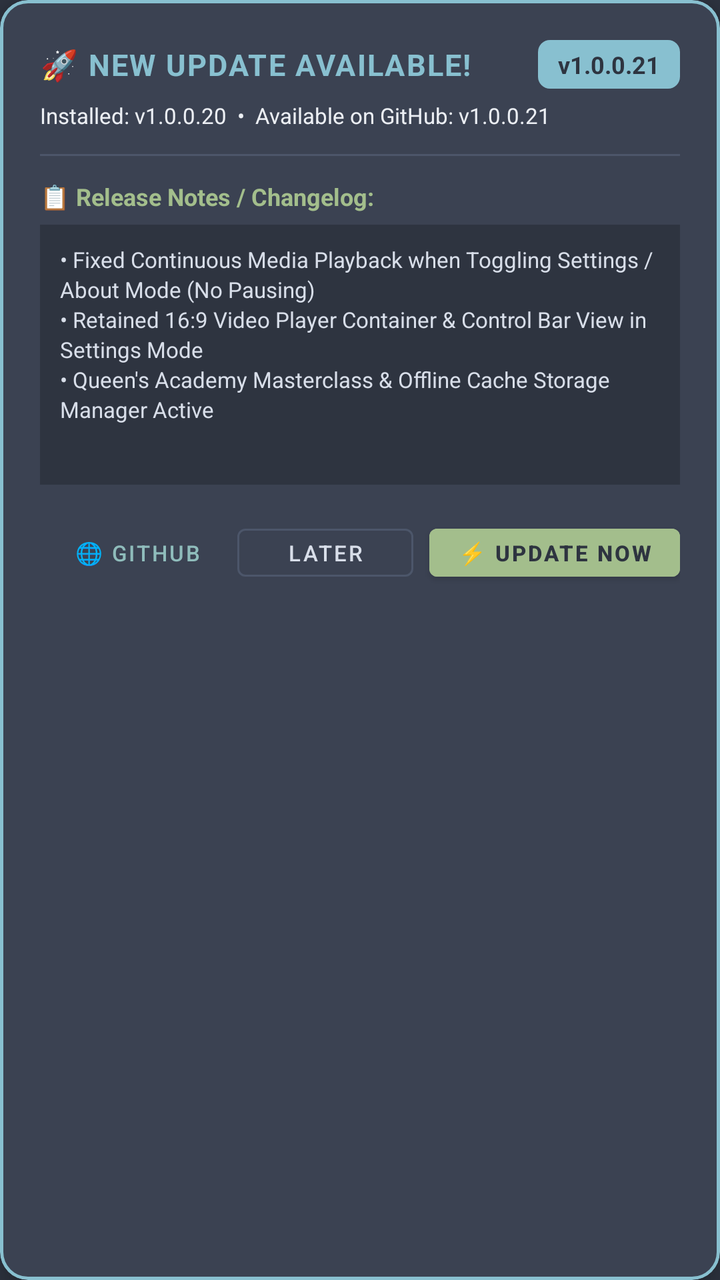
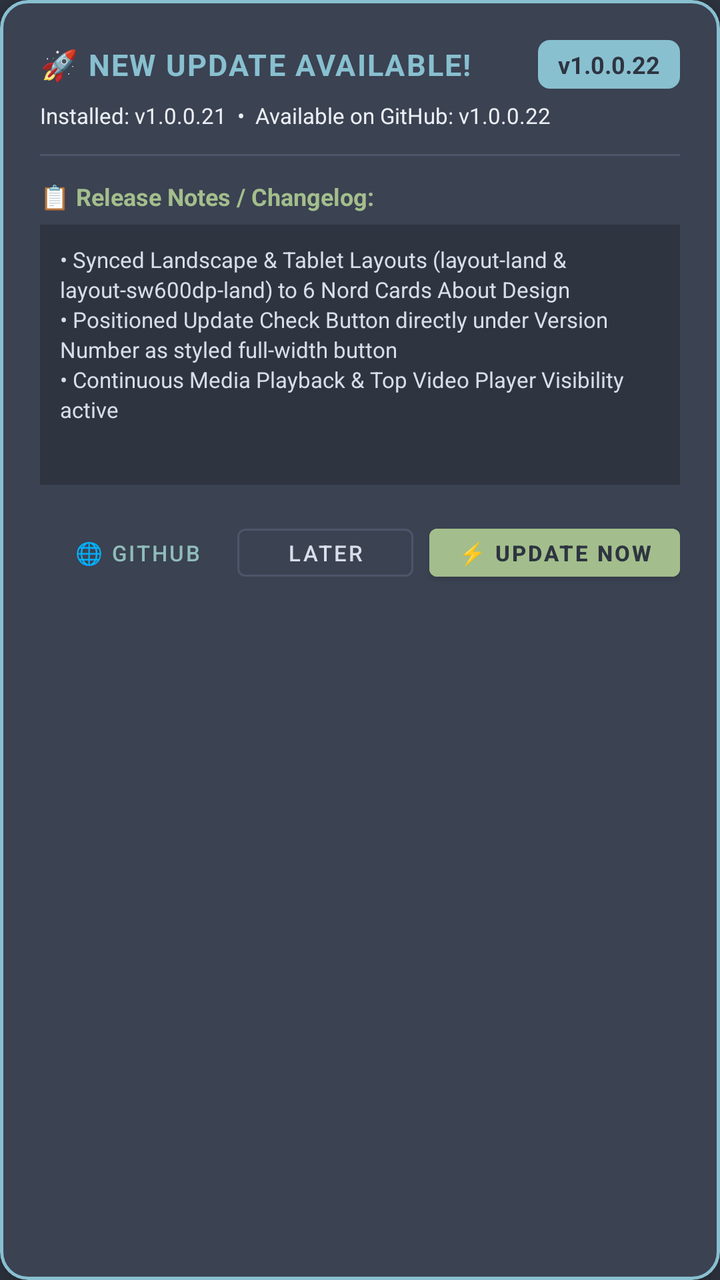

Two renders of the same Android screen: before a commit and after it. Below are the layout's source before the change and the commit's diff.
<!-- AndroidManifest.xml: application theme Theme.SNfetchPLAYER -->
<!-- res/layout/dialog_app_update.xml -->
<?xml version="1.0" encoding="utf-8"?>
<com.google.android.material.card.MaterialCardView xmlns:android="http://schemas.android.com/apk/res/android"
    xmlns:app="http://schemas.android.com/apk/res-auto"
    android:layout_width="match_parent"
    android:layout_height="wrap_content"
    android:layout_margin="16dp"
    app:cardBackgroundColor="@color/nord1"
    app:cardCornerRadius="14dp"
    app:cardElevation="8dp"
    app:strokeColor="@color/nord8"
    app:strokeWidth="1.5dp">

    <LinearLayout
        android:layout_width="match_parent"
        android:layout_height="wrap_content"
        android:orientation="vertical"
        android:padding="20dp">

        
        <LinearLayout
            android:layout_width="match_parent"
            android:layout_height="wrap_content"
            android:gravity="center_vertical"
            android:orientation="horizontal">

            <TextView
                android:layout_width="0dp"
                android:layout_height="wrap_content"
                android:layout_weight="1"
                android:letterSpacing="0.05"
                android:text="🚀 NEW UPDATE AVAILABLE!"
                android:textColor="@color/nord8"
                android:textSize="15sp"
                android:textStyle="bold" />

            <TextView
                android:id="@+id/tvNewVersionBadge"
                android:layout_width="wrap_content"
                android:layout_height="wrap_content"
                android:background="@drawable/badge_update_bg"
                android:paddingHorizontal="10dp"
                android:paddingVertical="4dp"
                android:text="v1.0.0.21"
                android:textColor="@color/nord0"
                android:textSize="12sp"
                android:textStyle="bold" />
        </LinearLayout>

        
        <TextView
            android:id="@+id/tvUpdateVersionSub"
            android:layout_width="match_parent"
            android:layout_height="wrap_content"
            android:layout_marginTop="6dp"
            android:text="Installed: v1.0.0.20  •  Available on GitHub: v1.0.0.21"
            android:textColor="@color/nord6"
            android:textSize="11sp" />

        
        <View
            android:layout_width="match_parent"
            android:layout_height="1dp"
            android:layout_marginVertical="12dp"
            android:background="@color/nord3" />

        <TextView
            android:layout_width="wrap_content"
            android:layout_height="wrap_content"
            android:text="📋 Release Notes / Changelog:"
            android:textColor="@color/nord14"
            android:textSize="12sp"
            android:textStyle="bold" />

        
        <androidx.core.widget.NestedScrollView
            android:layout_width="match_parent"
            android:layout_height="130dp"
            android:layout_marginTop="6dp"
            android:background="@color/nord0"
            android:padding="10dp">

            <TextView
                android:id="@+id/tvUpdateChangelog"
                android:layout_width="match_parent"
                android:layout_height="wrap_content"
                android:fontFamily="sans-serif"
                android:lineSpacingExtra="2dp"
                android:text="• Fixed Continuous Media Playback when Toggling Settings / About Mode (No Pausing)\n• Retained 16:9 Video Player Container &amp; Control Bar View in Settings Mode\n• Queen's Academy Masterclass &amp; Offline Cache Storage Manager Active"
                android:textColor="@color/nord4"
                android:textSize="11sp" />
        </androidx.core.widget.NestedScrollView>

        
        <LinearLayout
            android:id="@+id/layoutDownloadProgress"
            android:layout_width="match_parent"
            android:layout_height="wrap_content"
            android:layout_marginTop="12dp"
            android:orientation="vertical"
            android:visibility="gone">

            <ProgressBar
                android:id="@+id/pbDownloadProgress"
                style="?android:attr/progressBarStyleHorizontal"
                android:layout_width="match_parent"
                android:layout_height="8dp"
                android:max="100"
                android:progress="0"
                android:progressTint="@color/nord14" />

            <TextView
                android:id="@+id/tvDownloadProgressStatus"
                android:layout_width="match_parent"
                android:layout_height="wrap_content"
                android:layout_marginTop="4dp"
                android:gravity="center_horizontal"
                android:text="Downloading APK... 0%"
                android:textColor="@color/nord14"
                android:textSize="11sp" />
        </LinearLayout>

        
        <LinearLayout
            android:layout_width="match_parent"
            android:layout_height="wrap_content"
            android:layout_marginTop="16dp"
            android:gravity="end"
            android:orientation="horizontal">

            <com.google.android.material.button.MaterialButton
                android:id="@+id/btnOpenGitHub"
                style="@style/Widget.MaterialComponents.Button.TextButton"
                android:layout_width="wrap_content"
                android:layout_height="36dp"
                android:paddingHorizontal="10dp"
                android:text="🌐 GitHub"
                android:textColor="@color/nord7"
                android:textSize="11sp" />

            <com.google.android.material.button.MaterialButton
                android:id="@+id/btnLaterUpdate"
                style="@style/Widget.MaterialComponents.Button.OutlinedButton"
                android:layout_width="wrap_content"
                android:layout_height="36dp"
                android:layout_marginStart="6dp"
                android:paddingHorizontal="12dp"
                android:text="LATER"
                android:textColor="@color/nord4"
                android:textSize="11sp"
                app:strokeColor="@color/nord3"
                app:strokeWidth="1dp" />

            <com.google.android.material.button.MaterialButton
                android:id="@+id/btnDownloadUpdate"
                android:layout_width="wrap_content"
                android:layout_height="36dp"
                android:layout_marginStart="8dp"
                android:backgroundTint="@color/nord14"
                android:paddingHorizontal="14dp"
                android:text="⚡ UPDATE NOW"
                android:textColor="@color/nord0"
                android:textSize="11sp"
                android:textStyle="bold" />
        </LinearLayout>

    </LinearLayout>
</com.google.android.material.card.MaterialCardView>
<!-- resources referenced by this layout -->
<resources>
  <color name="nord0">#2E3440</color>
  <color name="nord1">#3B4252</color>
  <color name="nord14">#A3BE8C</color>
  <color name="nord3">#4C566A</color>
  <color name="nord4">#D8DEE9</color>
  <color name="nord6">#ECEFF4</color>
  <color name="nord7">#8FBCBB</color>
  <color name="nord8">#88C0D0</color>
  <!-- drawable badge_update_bg (drawable) -->
  <?xml version="1.0" encoding="utf-8"?>
  <shape xmlns:android="http://schemas.android.com/apk/res/android"
      android:shape="rectangle">
      <solid android:color="@color/nord8" />
      <corners android:radius="6dp" />
  </shape>
  <style name="Theme.SNfetchPLAYER" parent="Theme.MaterialComponents.DayNight.NoActionBar">
          <item name="colorPrimary">@color/nord8</item>
          <item name="colorPrimaryVariant">@color/nord10</item>
          <item name="colorOnPrimary">@color/nord0</item>
          <item name="colorSecondary">@color/nord7</item>
          <item name="colorSecondaryVariant">@color/nord9</item>
          <item name="colorOnSecondary">@color/nord0</item>
          <item name="android:statusBarColor">@color/nord0</item>
          <item name="android:navigationBarColor">@color/nord0</item>
          <item name="android:windowBackground">@color/nord0</item>
      </style>
  <color name="nord10">#5E81AC</color>
  <color name="nord9">#81A1C1</color>
</resources>

<!-- the commit's change to res/layout/dialog_app_update.xml (unified diff, before → after) -->
@@ -40,7 +40,7 @@
                 android:background="@drawable/badge_update_bg"
                 android:paddingHorizontal="10dp"
                 android:paddingVertical="4dp"
-                android:text="v1.0.0.21"
+                android:text="v1.0.0.22"
                 android:textColor="@color/nord0"
                 android:textSize="12sp"
                 android:textStyle="bold" />
@@ -52,7 +52,7 @@
             android:layout_width="match_parent"
             android:layout_height="wrap_content"
             android:layout_marginTop="6dp"
-            android:text="Installed: v1.0.0.20  •  Available on GitHub: v1.0.0.21"
+            android:text="Installed: v1.0.0.21  •  Available on GitHub: v1.0.0.22"
             android:textColor="@color/nord6"
             android:textSize="11sp" />
 
@@ -85,7 +85,7 @@
                 android:layout_height="wrap_content"
                 android:fontFamily="sans-serif"
                 android:lineSpacingExtra="2dp"
-                android:text="• Fixed Continuous Media Playback when Toggling Settings / About Mode (No Pausing)\n• Retained 16:9 Video Player Container &amp; Control Bar View in Settings Mode\n• Queen's Academy Masterclass &amp; Offline Cache Storage Manager Active"
+                android:text="• Synced Landscape &amp; Tablet Layouts (layout-land &amp; layout-sw600dp-land) to 6 Nord Cards About Design\n• Positioned Update Check Button directly under Version Number as styled full-width button\n• Continuous Media Playback &amp; Top Video Player Visibility active"
                 android:textColor="@color/nord4"
                 android:textSize="11sp" />
         </androidx.core.widget.NestedScrollView>
